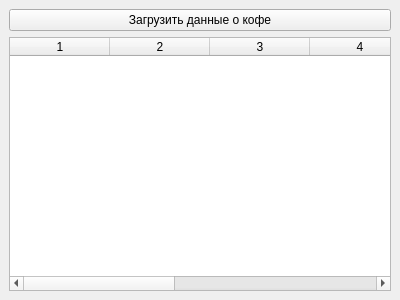
Qt form main.ui (mario12508/-Espresso) before a commit.
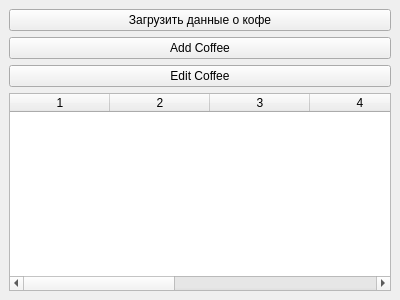
The same form after that commit.

Diff of the .ui file:
```diff
--- a/main.ui
+++ b/main.ui
@@ -22,6 +22,20 @@
       </property>
      </widget>
     </item>
+    <item>
+     <widget class="QPushButton" name="addCoffeeButton">
+      <property name="text">
+       <string>Add Coffee</string>
+      </property>
+     </widget>
+    </item>
+    <item>
+     <widget class="QPushButton" name="editCoffeeButton">
+      <property name="text">
+       <string>Edit Coffee</string>
+      </property>
+     </widget>
+    </item>
     <item>
      <widget class="QTableWidget" name="tableWidget">
       <property name="rowCount">
```
